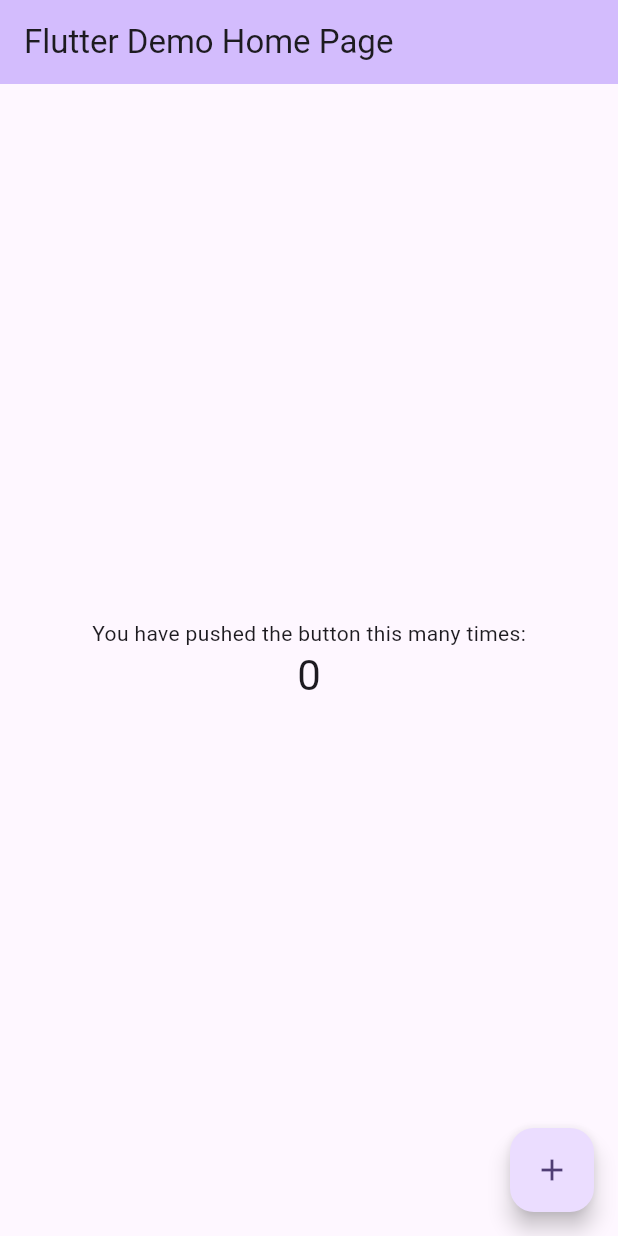
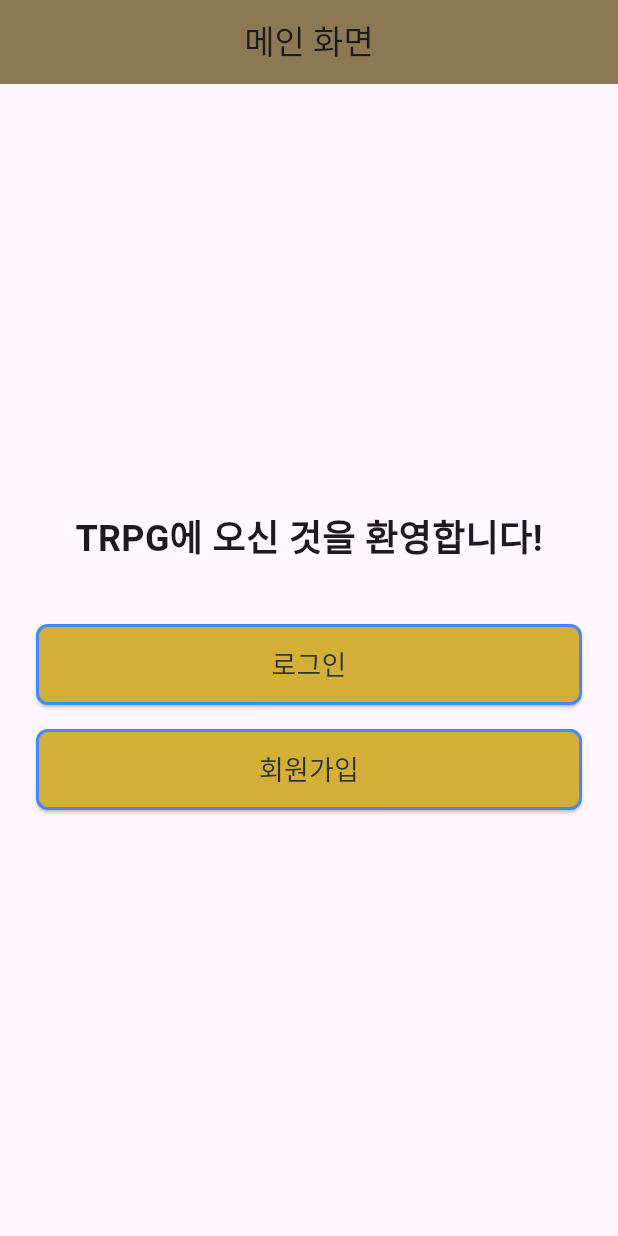
Before and after one commit to RightRuA/refine_trpg, a Flutter app: the screen it shows after launch, on a phone screen of 412 x 824 dp. Run offline on Flutter 3.47's test engine with Material 3 defaults, Android fonts, the phone set to English and light mode, and no system bars; our stand-ins replace shared_preferences.

Commit message:
구조 최신화, 로그인/메인/회원가입 스크린 완성

```diff
--- a/lib/main.dart
+++ b/lib/main.dart
@@ -1,122 +1,29 @@
 import 'package:flutter/material.dart';
+import './routes.dart';
+import './services/navigation_service.dart';
+import './screens/main_screen.dart';
+import './screens/login_screen.dart';
+import './screens/signup_screen.dart';
 
 void main() {
-  runApp(const MyApp());
+  runApp(MyApp());
 }
 
 class MyApp extends StatelessWidget {
   const MyApp({super.key});
 
-  // This widget is the root of your application.
   @override
   Widget build(BuildContext context) {
     return MaterialApp(
-      title: 'Flutter Demo',
-      theme: ThemeData(
-        // This is the theme of your application.
-        //
-        // TRY THIS: Try running your application with "flutter run". You'll see
-        // the application has a purple toolbar. Then, without quitting the app,
-        // try changing the seedColor in the colorScheme below to Colors.green
-        // and then invoke "hot reload" (save your changes or press the "hot
-        // reload" button in a Flutter-supported IDE, or press "r" if you used
-        // the command line to start the app).
-        //
-        // Notice that the counter didn't reset back to zero; the application
-        // state is not lost during the reload. To reset the state, use hot
-        // restart instead.
-        //
-        // This works for code too, not just values: Most code changes can be
-        // tested with just a hot reload.
-        colorScheme: ColorScheme.fromSeed(seedColor: Colors.deepPurple),
-      ),
-      home: const MyHomePage(title: 'Flutter Demo Home Page'),
+      navigatorKey: NavigationService.navigatorKey,
+      title: 'My Flutter App',
+      initialRoute: Routes.main,
+      routes: {
+        Routes.main: (context) => const MainScreen(),
+        Routes.login: (context) => const LoginScreen(),
+        Routes.signup: (context) => const SignupScreen(),
+      },
+      theme: ThemeData(primarySwatch: Colors.blue),
     );
   }
 }
-
-class MyHomePage extends StatefulWidget {
-  const MyHomePage({super.key, required this.title});
-
-  // This widget is the home page of your application. It is stateful, meaning
-  // that it has a State object (defined below) that contains fields that affect
-  // how it looks.
-
-  // This class is the configuration for the state. It holds the values (in this
-  // case the title) provided by the parent (in this case the App widget) and
-  // used by the build method of the State. Fields in a Widget subclass are
-  // always marked "final".
-
-  final String title;
-
-  @override
-  State<MyHomePage> createState() => _MyHomePageState();
-}
-
-class _MyHomePageState extends State<MyHomePage> {
-  int _counter = 0;
-
-  void _incrementCounter() {
-    setState(() {
-      // This call to setState tells the Flutter framework that something has
-      // changed in this State, which causes it to rerun the build method below
-      // so that the display can reflect the updated values. If we changed
-      // _counter without calling setState(), then the build method would not be
-      // called again, and so nothing would appear to happen.
-      _counter++;
-    });
-  }
-
-  @override
-  Widget build(BuildContext context) {
-    // This method is rerun every time setState is called, for instance as done
-    // by the _incrementCounter method above.
-    //
-    // The Flutter framework has been optimized to make rerunning build methods
-    // fast, so that you can just rebuild anything that needs updating rather
-    // than having to individually change instances of widgets.
-    return Scaffold(
-      appBar: AppBar(
-        // TRY THIS: Try changing the color here to a specific color (to
-        // Colors.amber, perhaps?) and trigger a hot reload to see the AppBar
-        // change color while the other colors stay the same.
-        backgroundColor: Theme.of(context).colorScheme.inversePrimary,
-        // Here we take the value from the MyHomePage object that was created by
-        // the App.build method, and use it to set our appbar title.
-        title: Text(widget.title),
-      ),
-      body: Center(
-        // Center is a layout widget. It takes a single child and positions it
-        // in the middle of the parent.
-        child: Column(
-          // Column is also a layout widget. It takes a list of children and
-          // arranges them vertically. By default, it sizes itself to fit its
-          // children horizontally, and tries to be as tall as its parent.
-          //
-          // Column has various properties to control how it sizes itself and
-          // how it positions its children. Here we use mainAxisAlignment to
-          // center the children vertically; the main axis here is the vertical
-          // axis because Columns are vertical (the cross axis would be
-          // horizontal).
-          //
-          // TRY THIS: Invoke "debug painting" (choose the "Toggle Debug Paint"
-          // action in the IDE, or press "p" in the console), to see the
-          // wireframe for each widget.
-          mainAxisAlignment: MainAxisAlignment.center,
-          children: <Widget>[
-            const Text('You have pushed the button this many times:'),
-            Text(
-              '$_counter',
-              style: Theme.of(context).textTheme.headlineMedium,
-            ),
-          ],
-        ),
-      ),
-      floatingActionButton: FloatingActionButton(
-        onPressed: _incrementCounter,
-        tooltip: 'Increment',
-        child: const Icon(Icons.add),
-      ), // This trailing comma makes auto-formatting nicer for build methods.
-    );
-  }
-}
--- /dev/null
+++ b/lib/routes.dart
@@ -0,0 +1,5 @@
+class Routes {
+  static const String main = '/';
+  static const String login = '/login';
+  static const String signup = '/signup';
+}
--- /dev/null
+++ b/lib/screens/main_screen.dart
@@ -0,0 +1,70 @@
+import 'package:flutter/material.dart';
+import '../routes.dart';
+import '../services/navigation_service.dart';
+
+class MainScreen extends StatelessWidget {
+  const MainScreen({super.key});
+
+  @override
+  Widget build(BuildContext context) {
+    return Scaffold(
+      appBar: AppBar(
+        title: Text('메인 화면'),
+        centerTitle: true,
+        backgroundColor: Color(0xFF8C7853),
+      ),
+      body: Center(
+        child: Padding(
+          padding: const EdgeInsets.symmetric(horizontal: 24),
+          child: Column(
+            mainAxisSize: MainAxisSize.min,
+            children: [
+              Text(
+                'TRPG에 오신 것을 환영합니다!',
+                style: TextStyle(fontSize: 24, fontWeight: FontWeight.bold),
+              ),
+              SizedBox(height: 40),
+              SizedBox(
+                width: double.infinity,
+                child: ElevatedButton(
+                  onPressed: () {
+                    NavigationService.navigateTo(Routes.login);
+                  },
+                  style: ElevatedButton.styleFrom(
+                    padding: EdgeInsets.symmetric(vertical: 14),
+                    backgroundColor: Color(0xFFD4AF37),
+                    foregroundColor: Color(0xFF2A3439),
+                    side: BorderSide(color: Colors.blueAccent, width: 2),
+                    shape: RoundedRectangleBorder(
+                      borderRadius: BorderRadius.circular(8),
+                    ),
+                  ),
+                  child: Text('로그인', style: TextStyle(fontSize: 18)),
+                ),
+              ),
+              SizedBox(height: 16),
+              SizedBox(
+                width: double.infinity,
+                child: ElevatedButton(
+                  onPressed: () {
+                    NavigationService.navigateTo(Routes.signup);
+                  },
+                  style: ElevatedButton.styleFrom(
+                    padding: EdgeInsets.symmetric(vertical: 14),
+                    backgroundColor: Color(0xFFD4AF37),
+                    foregroundColor: Color(0xFF2A3439),
+                    side: BorderSide(color: Colors.blueAccent, width: 2),
+                    shape: RoundedRectangleBorder(
+                      borderRadius: BorderRadius.circular(8),
+                    ),
+                  ),
+                  child: Text('회원가입', style: TextStyle(fontSize: 18)),
+                ),
+              ),
+            ],
+          ),
+        ),
+      ),
+    );
+  }
+}
--- /dev/null
+++ b/lib/services/navigation_service.dart
@@ -0,0 +1,14 @@
+import 'package:flutter/material.dart';
+
+class NavigationService {
+  static final GlobalKey<NavigatorState> navigatorKey =
+      GlobalKey<NavigatorState>();
+
+  static Future<dynamic> navigateTo(String routeName) {
+    return navigatorKey.currentState!.pushNamed(routeName);
+  }
+
+  static void goBack() {
+    return navigatorKey.currentState!.pop();
+  }
+}
```
Also changed, not shown: lib/screens/login_screen.dart (added, +137 -0 lines), lib/screens/signup_screen.dart (added, +141 -0 lines), lib/services/auth_service.dart (added, +73 -0 lines), pubspec.yaml (+3 -69 lines), pubspec.lock, 1 other file.
